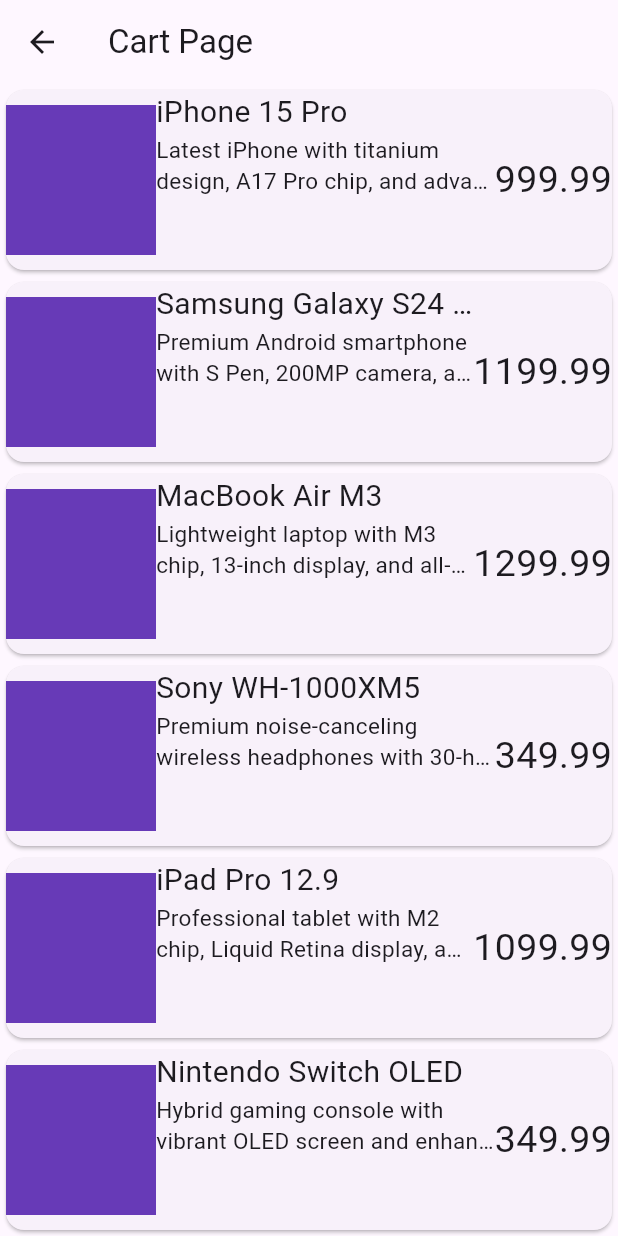
After one commit to S0ham001/Flutter-app-e_com, a Flutter app: the CartPage screen opened directly, on a phone screen of 412 x 824 dp. The commit adds this screen. Run offline on Flutter 3.47's test engine with Material 3 defaults, Android fonts, the phone set to English and light mode, and no system bars; network calls fail; statements that could not run were skipped.

Commit message:
17/07/2025

```diff
--- /dev/null
+++ b/lib/cart_page.dart
@@ -0,0 +1,124 @@
+import 'package:flutter/material.dart';
+import 'models/product.dart';
+
+class CartPage extends StatelessWidget {
+   CartPage({super.key});
+List<Product> products = [
+    Product(
+      productName: "iPhone 15 Pro",
+      price: 999.99,
+      description: "Latest iPhone with titanium design, A17 Pro chip, and advanced camera system",
+      image: "https://example.com/images/iphone15pro.jpg",
+    ),
+    Product(
+      productName: "Samsung Galaxy S24 Ultra",
+      price: 1199.99,
+      description: "Premium Android smartphone with S Pen, 200MP camera, and AI features",
+      image: "https://example.com/images/galaxys24ultra.jpg",
+    ),
+    Product(
+      productName: "MacBook Air M3",
+      price: 1299.99,
+      description: "Lightweight laptop with M3 chip, 13-inch display, and all-day battery life",
+      image: "https://example.com/images/macbookair.jpg",
+    ),
+    Product(
+      productName: "Sony WH-1000XM5",
+      price: 349.99,
+      description: "Premium noise-canceling wireless headphones with 30-hour battery life",
+      image: "https://example.com/images/sonyheadphones.jpg",
+    ),
+    Product(
+      productName: "iPad Pro 12.9",
+      price: 1099.99,
+      description: "Professional tablet with M2 chip, Liquid Retina display, and Apple Pencil support",
+      image: "https://example.com/images/ipadpro.jpg",
+    ),
+    Product(
+      productName: "Nintendo Switch OLED",
+      price: 349.99,
+      description: "Hybrid gaming console with vibrant OLED screen and enhanced audio",
+      image: "https://example.com/images/nintendoswitch.jpg",
+    ),
+    Product(
+      productName: "AirPods Pro 2",
+      price: 249.99,
+      description: "True wireless earbuds with active noise cancellation and spatial audio",
+      image: "https://example.com/images/airpodspro.jpg",
+    ),
+    Product(
+      productName: "Dell XPS 13",
+      price: 999.99,
+      description: "Ultrabook with Intel Core i7, 16GB RAM, and InfinityEdge display",
+      image: "https://example.com/images/dellxps13.jpg",
+    ),
+    Product(
+      productName: "Apple Watch Series 9",
+      price: 399.99,
+      description: "Advanced smartwatch with health monitoring, GPS, and cellular connectivity",
+      image: "https://example.com/images/applewatch.jpg",
+    ),
+    Product(
+      productName: "Tesla Model Y",
+      price: 52999.99,
+      description: "Electric SUV with autopilot, 330-mile range, and premium interior",
+      image: "https://example.com/images/teslamodely.jpg",
+    ),
+    Product(
+      productName: "Google Pixel 8 Pro",
+      price: 899.99,
+      description: "AI-powered smartphone with advanced computational photography and pure Android",
+      image: "https://example.com/images/pixel8pro.jpg",
+    ),
+    Product(
+      productName: "Surface Pro 9",
+      price: 1299.99,
+      description: "2-in-1 laptop/tablet with Intel Core i7, detachable keyboard, and Surface Pen",
+      image: "https://example.com/images/surfacepro9.jpg",
+    ),
+  ];
+  @override
+  Widget build(BuildContext context) {
+    return Scaffold(
+      appBar: AppBar(
+        title:Text('Cart Page'),
+      ),
+      body:
+      ListView.builder(
+        itemCount: products.length,
+        itemBuilder: (context, index){
+          Product product = products[index];
+          return cartItem(product);
+        })
+
+
+    );
+
+  }
+  Widget cartItem(Product product){
+    return Card(
+        child:SizedBox(
+          height:120,
+          child: Row(
+            children: [
+              Container(
+                height:100,
+                width:100,
+                color:Colors.deepPurple,
+              ),
+              Expanded(
+                child: Column(
+                  crossAxisAlignment: CrossAxisAlignment.start,
+                  children: [
+                    Text('${product.productName}',style:TextStyle(fontSize: 20),overflow: TextOverflow.ellipsis,),
+                    Text('${product.description}',style:TextStyle(fontSize: 15),overflow: TextOverflow.ellipsis, maxLines: 2,),
+                  ],
+                ),
+              ),
+              Text("${product.price}",style: TextStyle(fontSize: 25),)
+            ],
+          ),
+        )
+      );
+  }
+}
--- a/lib/main.dart
+++ b/lib/main.dart
@@ -1,6 +1,8 @@
 import 'package:flutter/material.dart';
 import 'package:login/dashboard_page.dart';
 import 'login_page.dart';
+import 'cart_page.dart';
+import 'insta.dart';
 void main() {
   runApp(const MyApp());
 }
@@ -32,7 +34,7 @@ class MyApp extends StatelessWidget {
         // tested with just a hot reload.
         colorScheme: ColorScheme.fromSeed(seedColor: Colors.deepPurple),
       ),
-      home: DashboardPage(),
+      home: instaPage(),
     );
   }
 }
--- /dev/null
+++ b/lib/models/product.dart
@@ -0,0 +1,30 @@
+class Product {
+  final String productName;
+  final double price;
+  final String description;
+  final String image;
+
+  Product({
+    required this.productName,
+    required this.price,
+    required this.description,
+    required this.image,
+  });
+  // Convert to Map for JSON serialization
+  Map<String, dynamic> toMap() {
+    return {
+      'product_name': productName,
+      'price': price,
+      'description': description,
+      'image': image,
+    };
+  }
+  factory Product.fromMap(Map<String, dynamic> map) {
+    return Product(
+      productName: map['product_name'],
+      price: map['price'].toDouble(),
+      description: map['description'],
+      image: map['image'],
+    );
+    }
+}
```
Also changed, not shown: lib/insta.dart (added, +100 -0 lines).
